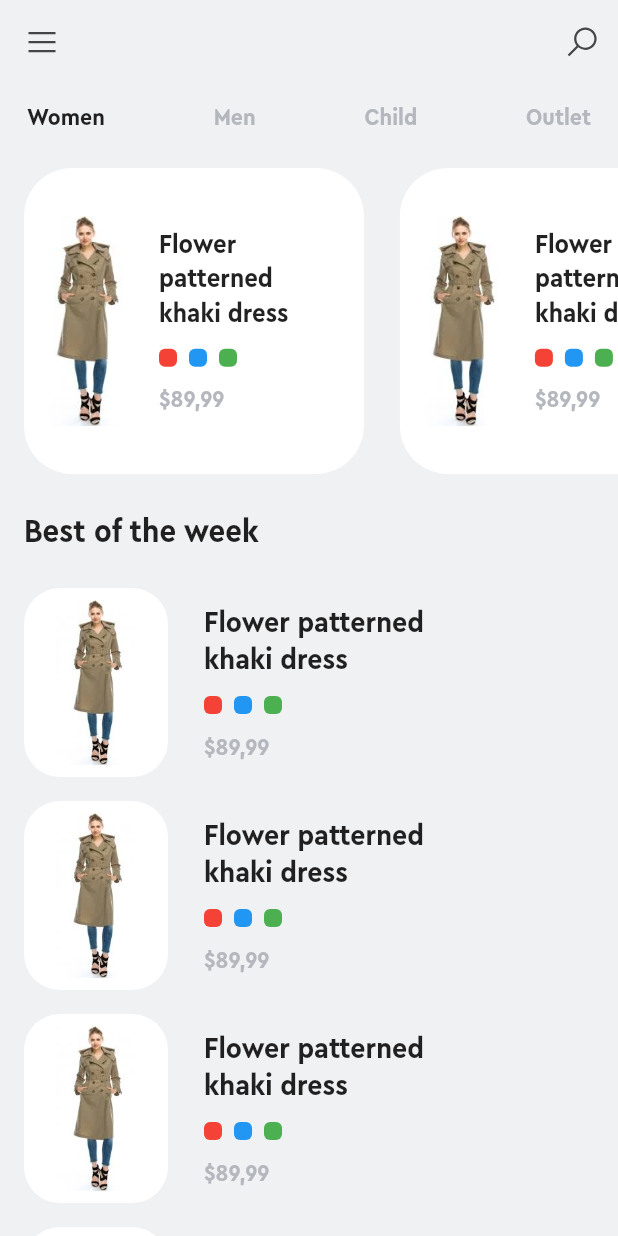
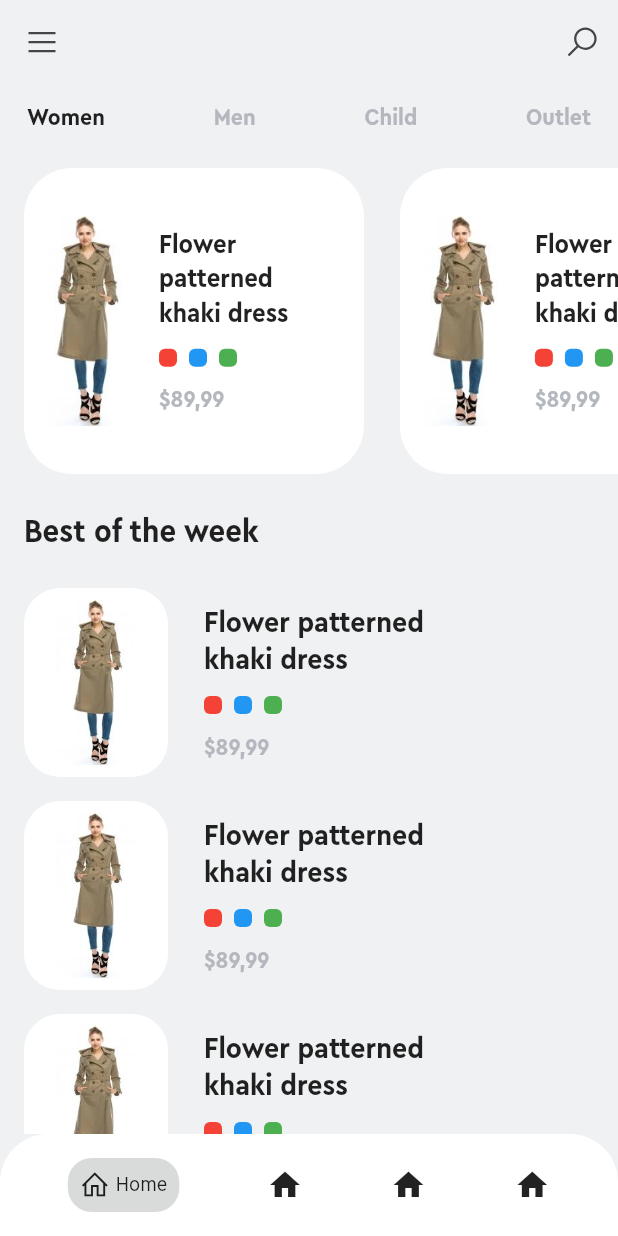
Before and after one commit to right7ctrl/flutter_clothing_app, a Flutter app: the screen it shows after launch, on a phone screen of 412 x 824 dp. Run offline on Flutter 3.47's test engine with Material 2 defaults, Android fonts, the phone set to English and light mode, and no system bars; our stand-ins replace line_awesome_icons.

Commit message:
bottombar under construction

```diff
--- a/lib/pages/home_page.dart
+++ b/lib/pages/home_page.dart
@@ -12,6 +12,45 @@ class _HomePageState extends State<HomePage> {
   Widget build(BuildContext context) {
     return Scaffold(
       backgroundColor: SCAFFOLD_BG_COLOR,
+      bottomNavigationBar: SafeArea(
+        child: Material(
+          borderRadius: BorderRadius.only(
+            topLeft: Radius.circular(32),
+            topRight: Radius.circular(32),
+          ),
+          color: Colors.white,
+          child: Container(
+            padding: EdgeInsets.all(16),
+            child: Row(
+              mainAxisAlignment: MainAxisAlignment.spaceAround,
+              children: <Widget>[
+                Container(
+                  decoration: BoxDecoration(
+                    borderRadius: BorderRadius.circular(16),
+                    color: MAIN_BLACK_COLOR.withOpacity(.2),
+                  ),
+                  padding: EdgeInsets.all(8),
+                  child: Row(
+                    mainAxisAlignment: MainAxisAlignment.center,
+                    crossAxisAlignment: CrossAxisAlignment.center,
+                    children: <Widget>[
+                      Icon(
+                        LineAwesomeIcons.home,
+                        size: 20,
+                      ),
+                      SizedBox(width: 4),
+                      Text('Home')
+                    ],
+                  ),
+                ),
+                Icon(Icons.home),
+                Icon(Icons.home),
+                Icon(Icons.home),
+              ],
+            ),
+          ),
+        ),
+      ),
       appBar: AppBar(
         elevation: 0,
         backgroundColor: SCAFFOLD_BG_COLOR,
@@ -120,7 +159,6 @@ class _HomePageState extends State<HomePage> {
                       ),
                     ],
                   ),
-
                   Padding(
                     padding: EdgeInsets.symmetric(vertical: 12, horizontal: 16),
                     child: Column(
```
